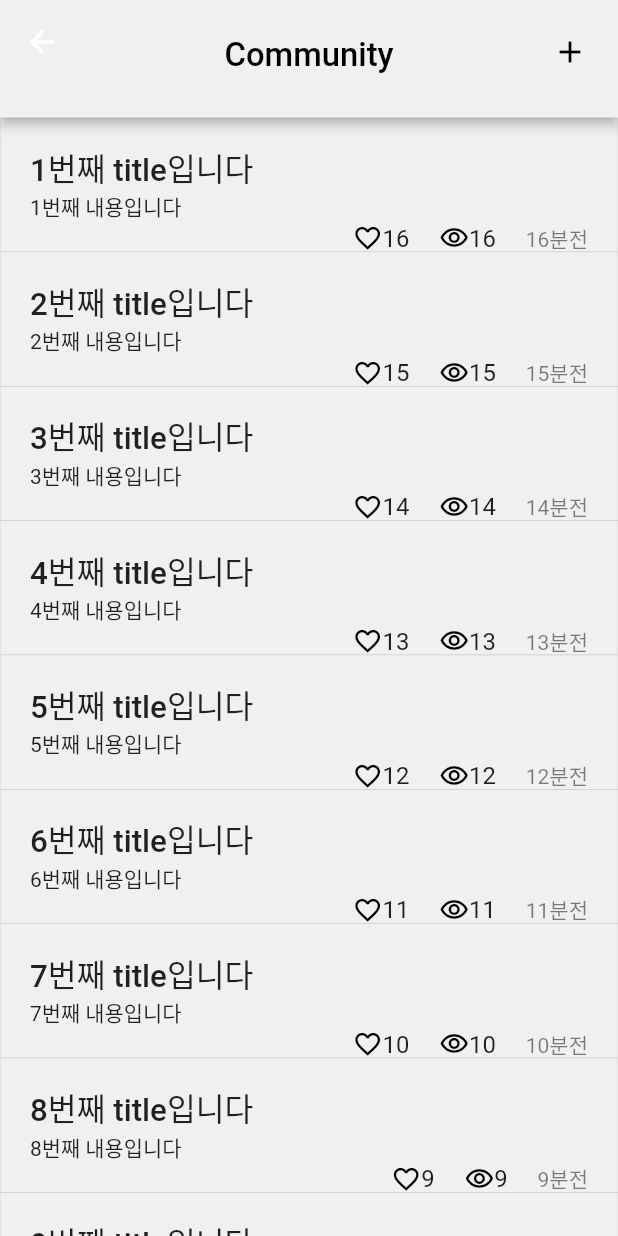
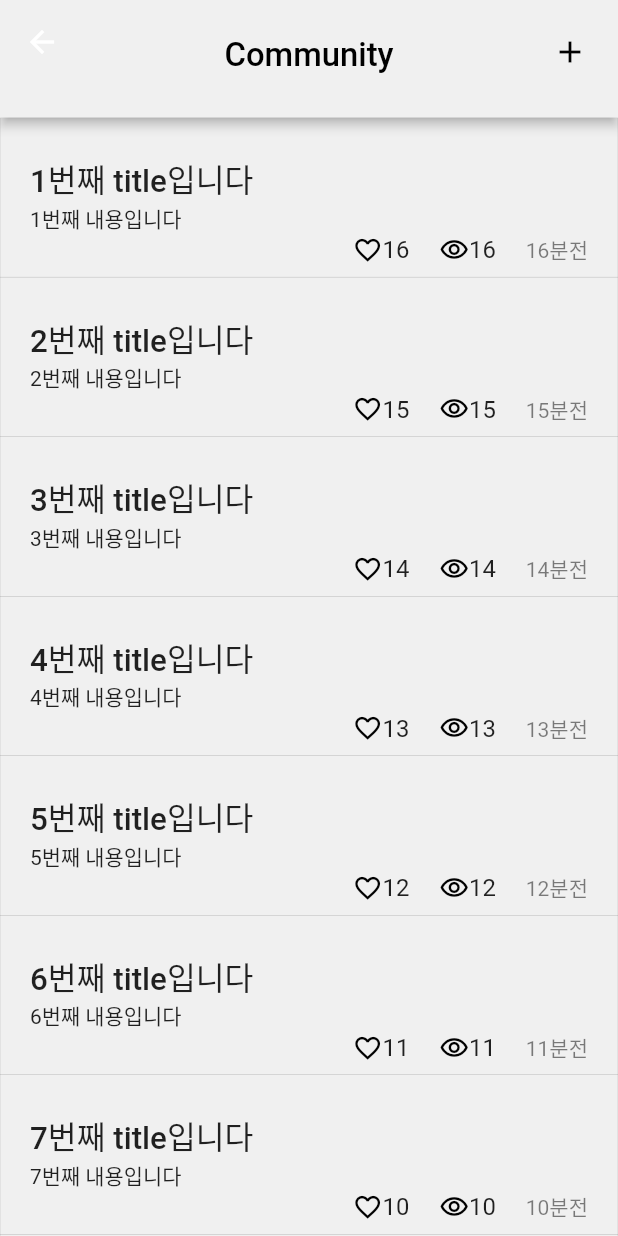
Before and after one commit to BSSM-BGIT/BGIT-App, a Flutter app: the Community screen opened directly, on a phone screen of 412 x 824 dp. Run offline on Flutter 3.47's test engine with Material 2 defaults, Android fonts, the phone set to English and light mode, and no system bars; our stand-ins replace badges, flutter_native_splash, flutter_screenutil, font_awesome_flutter, percent_indicator, salomon_bottom_bar and 1 more; missing offline and left inert: material_dialogs; statements that could not run were skipped.

Commit message:
[UPDATE] height

```diff
--- a/bssm_app/lib/widgets/community_list.dart
+++ b/bssm_app/lib/widgets/community_list.dart
@@ -46,7 +46,7 @@ List<Widget> makeCommunityList(
         },
         child: Container(
           width: double.infinity,
-          height: 80.h,
+          height: 95.h,
           decoration: BoxDecoration(
             color: Colors.transparent,
             border: Border.all(
```
